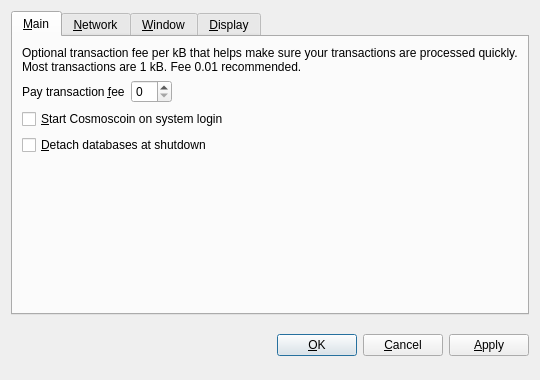
Before: the Qt Designer form src/qt/forms/optionsdialog.ui in cosmoscoin/cosmoscoin, drawn with Qt 5.
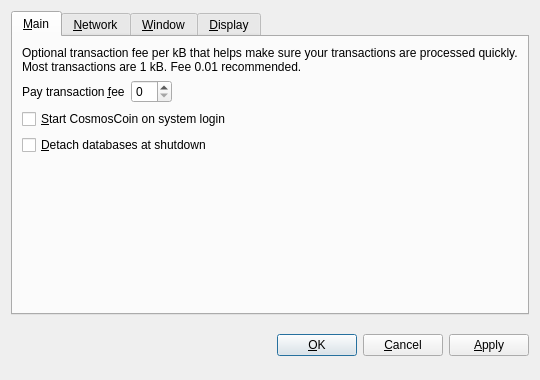
After: the same form once the commit is applied. The open tabs and pages were chosen to show the change. Custom widgets are drawn as their Qt base class.

Patch:
```diff
--- a/src/qt/forms/optionsdialog.ui
+++ b/src/qt/forms/optionsdialog.ui
@@ -82,7 +82,7 @@
           <string>Automatically start Cosmoscoin after logging in to the system.</string>
          </property>
          <property name="text">
-          <string>&amp;Start Cosmoscoin on system login</string>
+          <string>&amp;Start CosmosCoin on system login</string>
          </property>
         </widget>
        </item>
```
Left out of the diff: 18 changed lines with no effect on the pictures.
